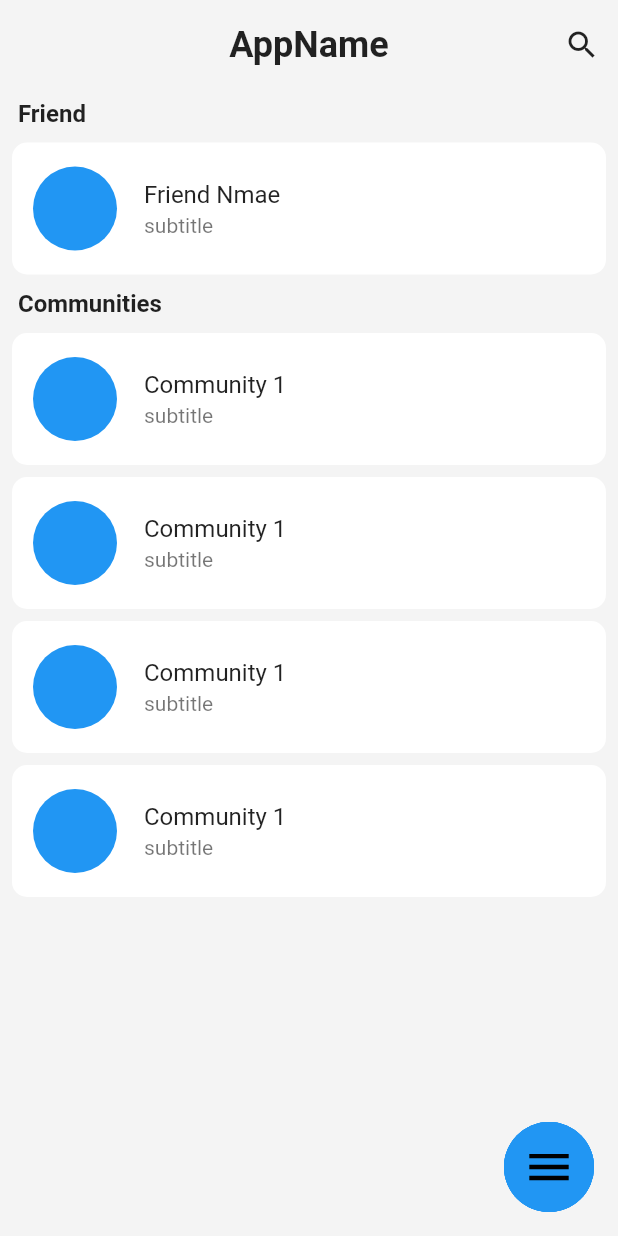
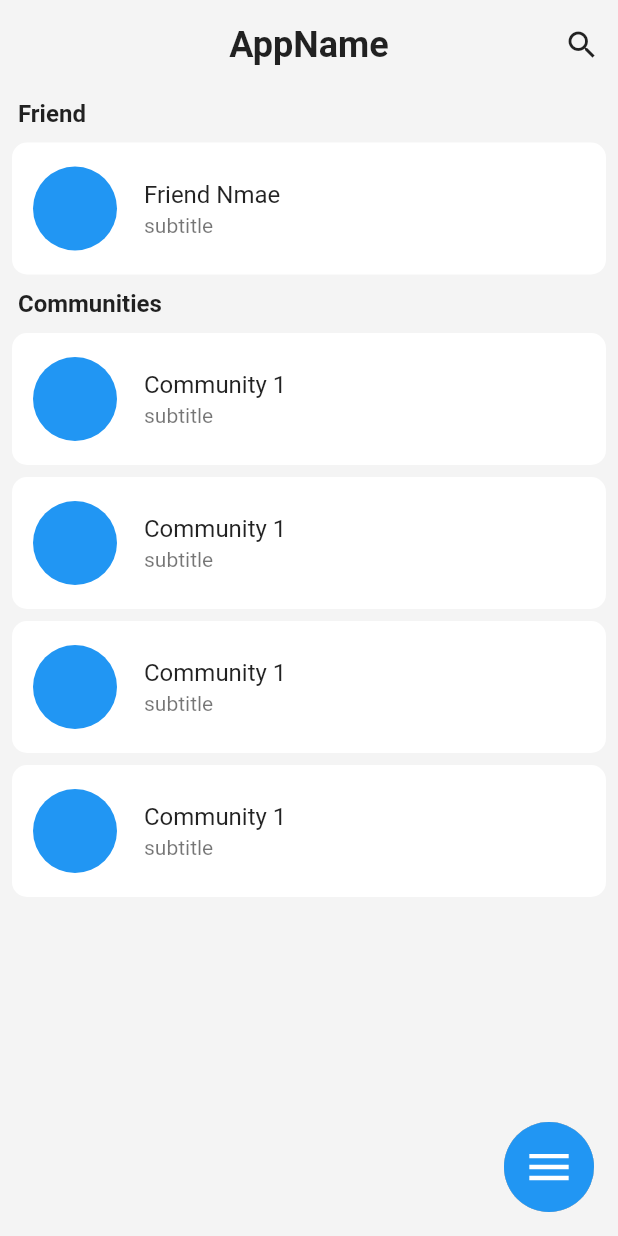
Before and after one commit to MohdShibin/Community-Building-App, a Flutter app: the screen it shows after launch, on a phone screen of 412 x 824 dp. Run offline on Flutter 3.47's test engine with Material 2 defaults, Android fonts, the phone set to English and light mode, and no system bars.

Commit message:
Updated circular menu button design

```diff
--- a/lib/components/circular_menu_button.dart
+++ b/lib/components/circular_menu_button.dart
@@ -30,55 +30,55 @@ class _CircularMenuButtonState extends State<CircularMenuButton>
   }
 
   @override
-  Widget build(BuildContext context) => Flow(
-        delegate: FlowMenuDelegate(controller: controller),
-        children: [
+  Widget build(BuildContext context) =>
+      Flow(delegate: FlowMenuDelegate(controller: controller), children: [
         buildButton(Icons.person_add_alt_sharp),
         buildButton(Icons.group_add),
         buildButton(Icons.admin_panel_settings),
         buildButton(Icons.settings),
         buildAnimatedButton(AnimatedIcons.menu_close),
-        ]//.map<Widget>(buildButton).toList(),
+      ] //.map<Widget>(buildButton).toList(),
           );
 
-/*
-  Widget buildButton(IconData icon) =>
-      InkWell(
-        onTap: () {
-          if(controller.status == AnimationStatus.completed) {
-            controller.reverse();
-          } else {
-            controller.forward();
-          }
-        },
+  Widget buildButton(IconData icon) => InkWell(
+        onTap: () {},
         child: Container(
           width: buttonSize,
           height: buttonSize,
-          color: Colors.deepPurple,
+          decoration: BoxDecoration(
+            color: Colors.white,
+            borderRadius: BorderRadius.circular(45.0),
+            gradient: RadialGradient(
+              colors: [
+                Colors.white,
+                Colors.grey.shade400,
+              ],
+              stops: [0.8,1],
+            )
+          ),
           child: Icon(
             icon,
-            color: Colors.black,
+            color: Colors.blue,
             size: 35,
           ),
         ),
       );
-}
-*/
-  Widget buildButton(IconData icon) => SizedBox(
-        width: buttonSize,
-        height: buttonSize,
-        child: FloatingActionButton(
-          elevation: 0,
-          child: Icon(
-            icon,
-            color: Colors.black,
-            size: 35,
-          ),
-          isExtended: true,
-          onPressed: () {
-          },
-        ),
-      );
+
+  // Widget buildButton(IconData icon) => SizedBox(
+  //       width: buttonSize,
+  //       height: buttonSize,
+  //       child: FloatingActionButton(
+  //         elevation: 0,
+  //         child: Icon(
+  //           icon,
+  //           color: Colors.black,
+  //           size: 35,
+  //         ),
+  //         isExtended: true,
+  //         onPressed: () {
+  //         },
+  //       ),
+  //     );
 
   Widget buildAnimatedButton(AnimatedIconData icon) => SizedBox(
         width: buttonSize,
@@ -88,7 +88,7 @@ class _CircularMenuButtonState extends State<CircularMenuButton>
           child: AnimatedIcon(
             icon: icon,
             progress: controller,
-            color: Colors.black,
+            color: Colors.white,
             size: 35,
           ),
           isExtended: true,
@@ -128,10 +128,11 @@ class FlowMenuDelegate extends FlowDelegate {
 
       context.paintChild(
         i,
-        transform: Matrix4.identity()..translate(x, y, 0)
-        ..translate(buttonSize/2,buttonSize/2)
+        transform: Matrix4.identity()
+          ..translate(x, y, 0)
+          ..translate(buttonSize / 2, buttonSize / 2)
           //..rotateZ((isLastItem ? 180 * (1-controller.value) *pi : 0.0 )/180)
-        ..translate(-buttonSize/2,-buttonSize/2),
+          ..translate(-buttonSize / 2, -buttonSize / 2),
       );
     }
   }
--- a/lib/home_page.dart
+++ b/lib/home_page.dart
@@ -10,7 +10,7 @@ class HomePage extends StatelessWidget {
     return Scaffold(
       floatingActionButton: const CircularMenuButton(),
       backgroundColor: Color(0xffF4F4F4),
-      //backgroundColor: Colors.black,
+      //backgroundColor: Color(0xffEEEEEE),
       // appBar: AppBar(
       //   title: Text('AppName'),
       //   centerTitle: true,
```
Lines whose indentation alone changed are shown as unchanged.
